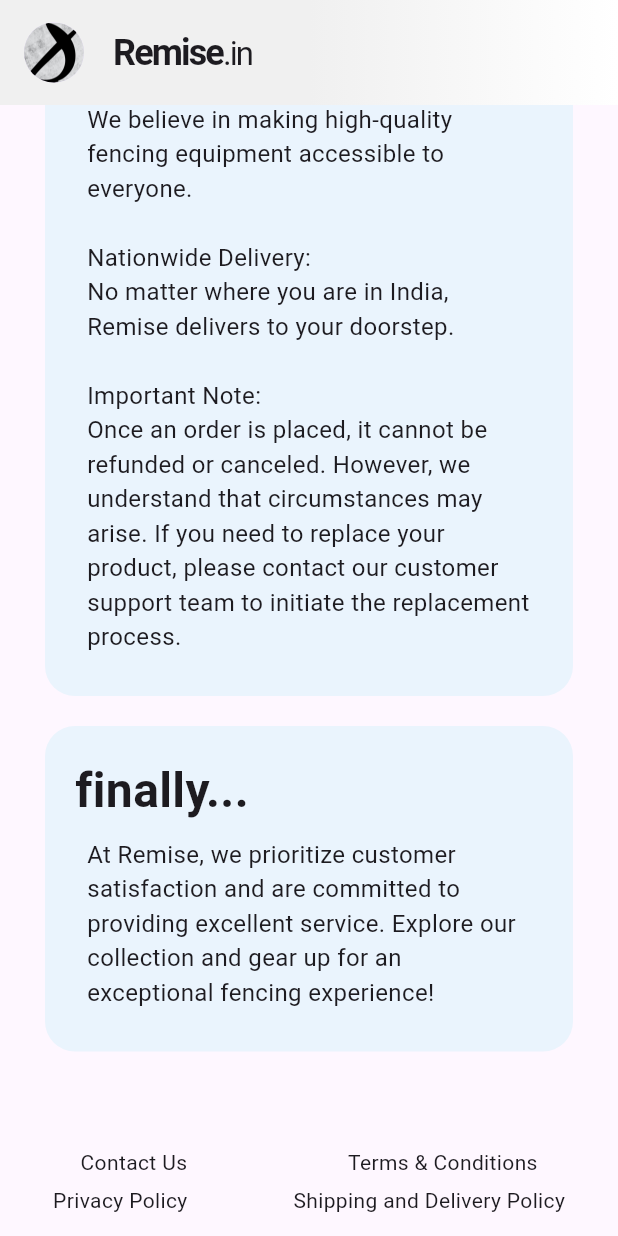
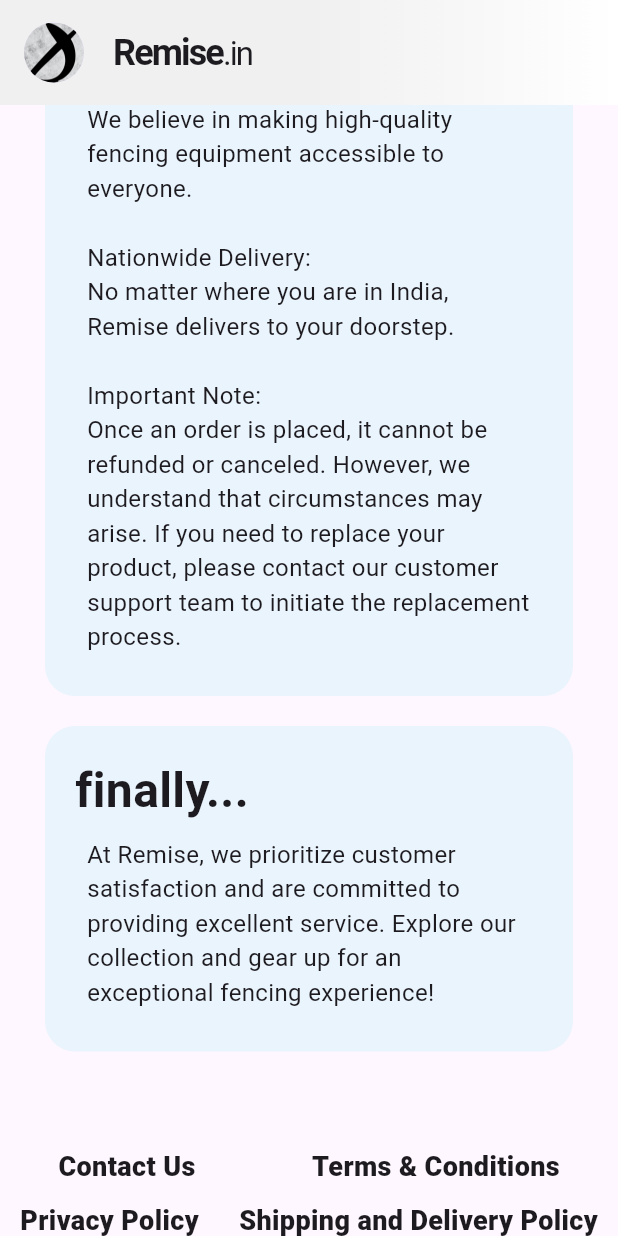
Before and after one commit to rishodamin/remise-web, a Flutter app: the screen it shows after launch, scrolled down 1542 dp, on a phone screen of 412 x 824 dp. Run offline on Flutter 3.47's test engine with Material 3 defaults, Android fonts, the phone set to English and light mode, and no system bars; our stand-ins replace animated_text_kit, firebase_core; accounts and stored records are empty; statements that could not run were skipped.

Commit message:
business details changed

```diff
--- a/lib/pages/home_page.dart
+++ b/lib/pages/home_page.dart
@@ -120,16 +120,16 @@ class HomePage extends StatelessWidget {
 
   Widget _footer(BuildContext context) {
     final Uri termsUrl = Uri.parse(
-      'https://drive.google.com/file/d/1-H5xbhXzy_b9F0ub0PZU65K3_vZ15lqE/view',
+      'https://drive.google.com/file/d/1EX5PmhabXyKUqaEoIYSo8KwzA-06Rsh3/view',
     );
     final Uri privacyPolicyUrl = Uri.parse(
-      'https://drive.google.com/file/d/1-FcMRqMj-ytRY73kun8K5jzu5wnibOwD/view',
+      'https://drive.google.com/file/d/1yEVPHfsGL-omWFm-tiwee0xehIwMhTwN/view',
     );
     final Uri contactUsUrl = Uri.parse(
-      'https://drive.google.com/file/d/1-PpGHePAlmJTHdmNMEGmj-WLvn18ozzn/view',
+      'https://drive.google.com/file/d/1AjXBll7W5A-wzd1p3Q4jXd6oHrkJ3aCY/view',
     );
     final Uri shippingPolicyUrl = Uri.parse(
-      'https://drive.google.com/file/d/13W3AP1ZTcAleOOrdmGP49BJ_8On3fvJi/view',
+      'https://drive.google.com/file/d/1VjfcCyUPHz8BAqIRRE90jGiipI4rf2s8/view',
     );
     return Padding(
       padding: const EdgeInsets.symmetric(vertical: 4.0),
@@ -142,17 +142,29 @@ class HomePage extends StatelessWidget {
                 onTap: () {
                   launchUrl(contactUsUrl);
                 },
-                child: const Text("Contact Us"),
+                child: const Text(
+                  "Contact Us",
+                  style: TextStyle(
+                    fontSize: 18,
+                    fontWeight: FontWeight.w900,
+                  ),
+                ),
               ),
               GestureDetector(
                 onTap: () {
                   launchUrl(termsUrl);
                 },
-                child: const Text("Terms & Conditions"),
+                child: const Text(
+                  "Terms & Conditions",
+                  style: TextStyle(
+                    fontSize: 18,
+                    fontWeight: FontWeight.w900,
+                  ),
+                ),
               ),
             ],
           ),
-          const SizedBox(height: 5),
+          const SizedBox(height: 10),
           Row(
             mainAxisAlignment: MainAxisAlignment.spaceAround,
             children: [
@@ -160,13 +172,25 @@ class HomePage extends StatelessWidget {
                 onTap: () {
                   launchUrl(privacyPolicyUrl);
                 },
-                child: const Text("Privacy Policy"),
+                child: const Text(
+                  "Privacy Policy",
+                  style: TextStyle(
+                    fontSize: 18,
+                    fontWeight: FontWeight.w900,
+                  ),
+                ),
               ),
               GestureDetector(
                 onTap: () {
                   launchUrl(shippingPolicyUrl);
                 },
-                child: const Text("Shipping and Delivery Policy"),
+                child: const Text(
+                  "Shipping and Delivery Policy",
+                  style: TextStyle(
+                    fontSize: 18,
+                    fontWeight: FontWeight.w900,
+                  ),
+                ),
               ),
             ],
           )
```
